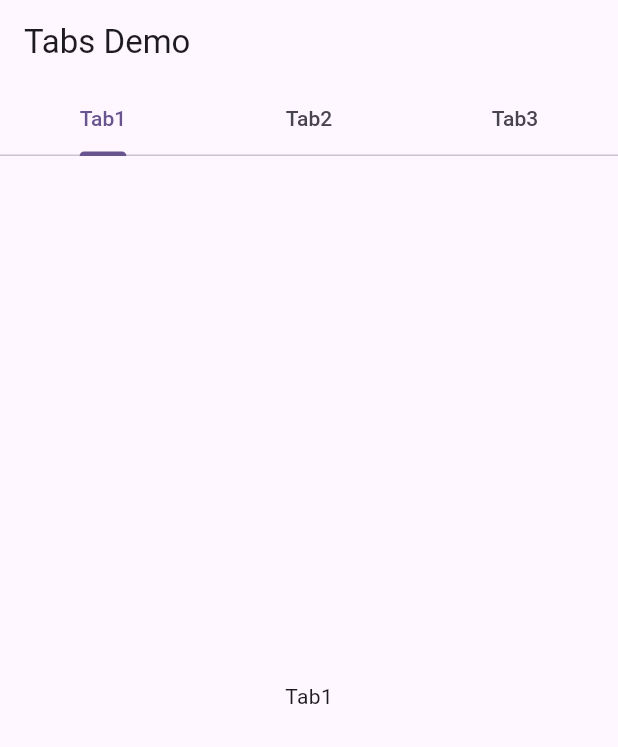
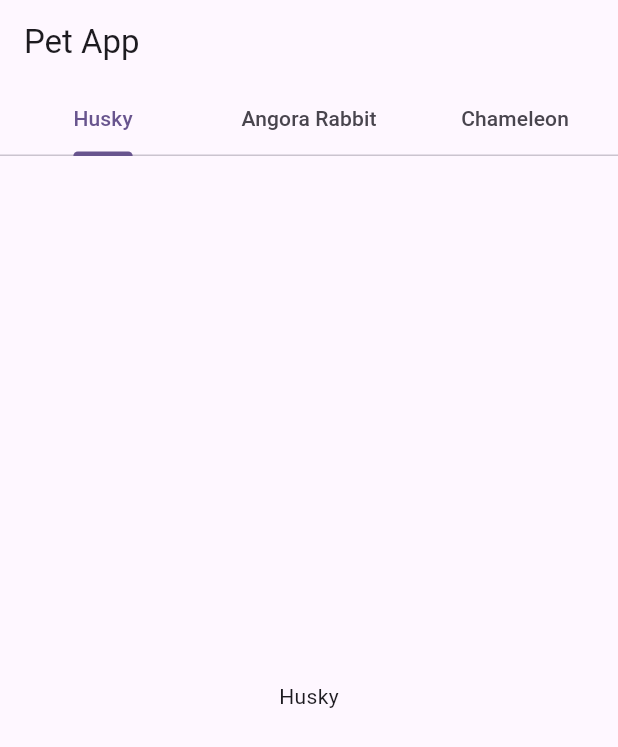
Before and after one commit to abigailsheldon/digital_pet_app, a Flutter app: the screen it shows after launch, on a phone screen of 412 x 824 dp. Shown: the top 747 px of the screen. Run offline on Flutter 3.47's test engine with Material 3 defaults, Android fonts, the phone set to English and light mode, and no system bars.

Commit message:
Change names of tabs to pet names

```diff
--- a/lib/main.dart
+++ b/lib/main.dart
@@ -70,12 +70,12 @@ class _TabsNonScrollableDemoState extends State< _TabsNonScrollableDemo>
   }
   @override
   Widget build(BuildContext context){
-    final tabs = ['Tab1','Tab2','Tab3'];
+    final tabs = ['Husky','Angora Rabbit','Chameleon'];
     return Scaffold(
       appBar: AppBar(
         automaticallyImplyLeading: false,
         title: Text(
-          'Tabs Demo',
+          'Pet App',
         ),
         bottom: TabBar(
           controller: _tabController,
```
